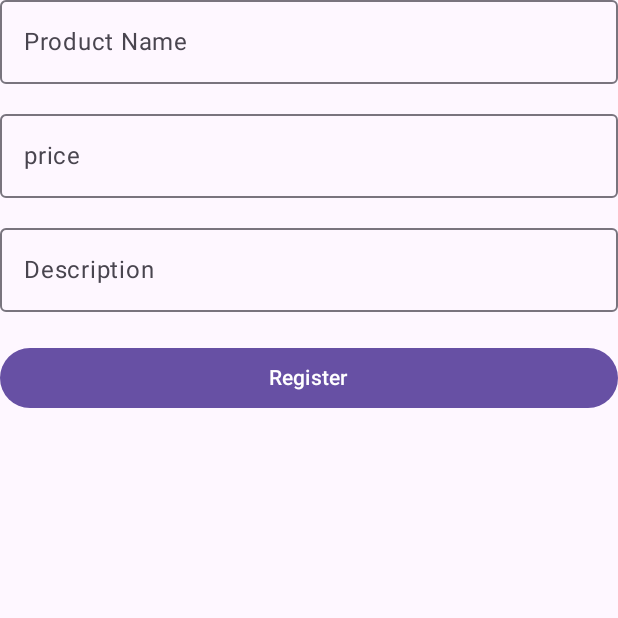
After one commit to sasss77/Inkspira---A-digital-art-portfolio, an Android app built with Jetpack Compose: the AddProductActivity screen opened directly, with no data from a screen before it, on a phone screen of 412 x 824 dp, the top half of it. The commit adds this screen. Run offline under Robolectric (Android 15) with nearby library versions, the phone set to English and light mode, and no system bars.

Commit message:
AddProductCategory added

```diff
--- a/app/src/main/AndroidManifest.xml
+++ b/app/src/main/AndroidManifest.xml
@@ -12,6 +12,11 @@
         android:supportsRtl="true"
         android:theme="@style/Theme.InkspiraADigitalArtPortfolio"
         tools:targetApi="31">
+        <activity
+            android:name=".view.AddProductActivity"
+            android:exported="false"
+            android:label="@string/title_activity_add_product"
+            android:theme="@style/Theme.InkspiraADigitalArtPortfolio" />
         <activity
             android:name=".view.ForgetPasswordActivity"
             android:exported="true"
--- /dev/null
+++ b/app/src/main/java/com/example/inkspira_adigitalartportfolio/view/AddProductActivity.kt
@@ -0,0 +1,110 @@
+package com.example.inkspira_adigitalartportfolio.view
+
+import android.content.Intent
+import android.os.Bundle
+import android.widget.Toast
+import androidx.activity.ComponentActivity
+import androidx.activity.compose.setContent
+import androidx.activity.enableEdgeToEdge
+import androidx.compose.foundation.layout.Column
+import androidx.compose.foundation.layout.Spacer
+import androidx.compose.foundation.layout.fillMaxSize
+import androidx.compose.foundation.layout.fillMaxWidth
+import androidx.compose.foundation.layout.height
+import androidx.compose.foundation.layout.padding
+import androidx.compose.foundation.lazy.LazyColumn
+import androidx.compose.material3.Button
+import androidx.compose.material3.OutlinedTextField
+import androidx.compose.material3.Scaffold
+import androidx.compose.material3.Text
+import androidx.compose.runtime.Composable
+import androidx.compose.runtime.getValue
+import androidx.compose.runtime.mutableStateOf
+import androidx.compose.runtime.remember
+import androidx.compose.runtime.setValue
+import androidx.compose.ui.Modifier
+import androidx.compose.ui.tooling.preview.Preview
+import androidx.compose.ui.unit.dp
+import com.example.inkspira_adigitalartportfolio.model.UserModel
+import com.example.inkspira_adigitalartportfolio.view.ui.theme.InkspiraADigitalArtPortfolioTheme
+
+class AddProductActivity : ComponentActivity() {
+    override fun onCreate(savedInstanceState: Bundle?) {
+        super.onCreate(savedInstanceState)
+        enableEdgeToEdge()
+        setContent {
+           addProduct()
+        }
+    }
+}
+
+@Composable
+fun addProduct() {
+    var productName by remember { mutableStateOf("") }
+    var price by remember { mutableStateOf("") }
+    var description by remember { mutableStateOf("") }
+    Scaffold() {
+        padding -> LazyColumn(
+            modifier = Modifier.padding(padding).fillMaxSize()
+        ) {
+            item {
+                OutlinedTextField(
+                    value = productName,
+                    onValueChange = {
+                        productName = it
+                    },
+                    placeholder = {
+                        Text("Product Name")
+                    },
+                    modifier = Modifier.fillMaxWidth()
+                )
+                Spacer(modifier = Modifier.height(20.dp))
+
+                OutlinedTextField(
+                    value = price,
+                    onValueChange = {
+                        price = it
+                    },
+                    placeholder = {
+                        Text("price")
+                    },
+                    modifier = Modifier.fillMaxWidth()
+                )
+                Spacer(modifier = Modifier.height(20.dp))
+
+                OutlinedTextField(
+                    value = description,
+                    onValueChange = {
+                        description = it
+                    },
+                    placeholder = {
+                        Text("Description")
+                    },
+                    modifier = Modifier.fillMaxWidth()
+                )
+                Spacer(modifier = Modifier.height(20.dp))
+
+
+
+                Button(onClick = {
+
+
+                },
+                    modifier = Modifier.fillMaxWidth()) {
+                    Text("Register")
+                }
+
+
+
+            }
+
+    }
+    }
+}
+
+
+@Preview
+@Composable
+fun Prev() {
+    addProduct()
+}
--- a/app/src/main/java/com/example/inkspira_adigitalartportfolio/view/NavigationActivity.kt
+++ b/app/src/main/java/com/example/inkspira_adigitalartportfolio/view/NavigationActivity.kt
@@ -74,7 +74,9 @@ fun navigationBody() {
                     )
                 }
             }
-        },
+        }
+
+        ,
 
         topBar = {
             TopAppBar(
--- a/app/src/main/res/values/strings.xml
+++ b/app/src/main/res/values/strings.xml
@@ -5,4 +5,5 @@
     <string name="title_activity_navigation">NavigationActivity</string>
     <string name="title_activity_registration">RegistrationActivity</string>
     <string name="title_activity_reset_password">ResetPasswordActivity</string>
+    <string name="title_activity_add_product">AddProductActivity</string>
 </resources>
```
Also changed, not shown: app/src/main/java/com/example/inkspira_adigitalartportfolio/view/LoginActivity.kt (+21 -22 lines).
